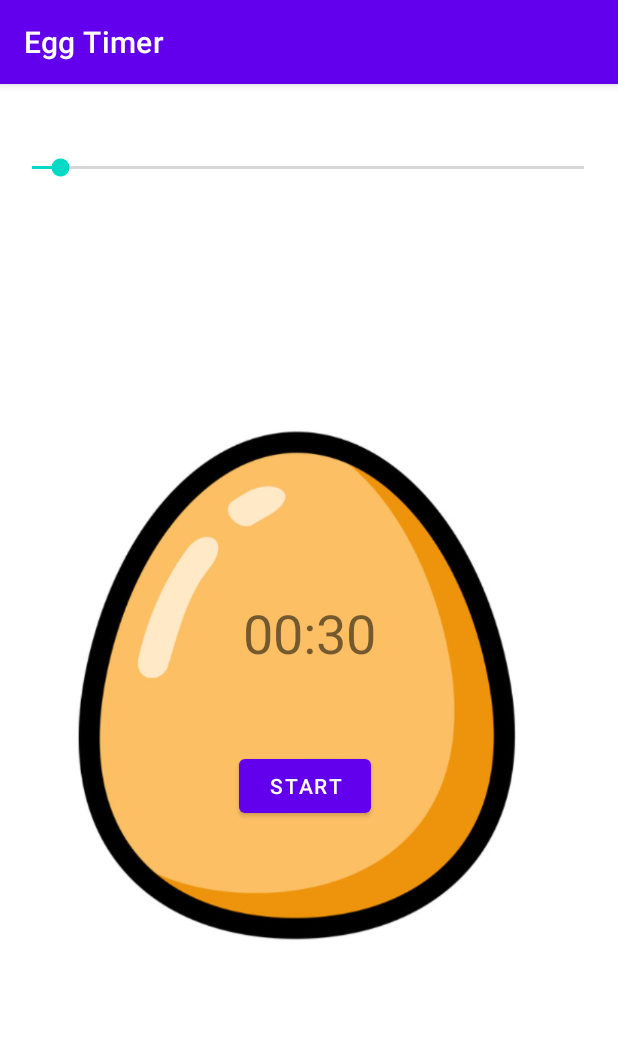
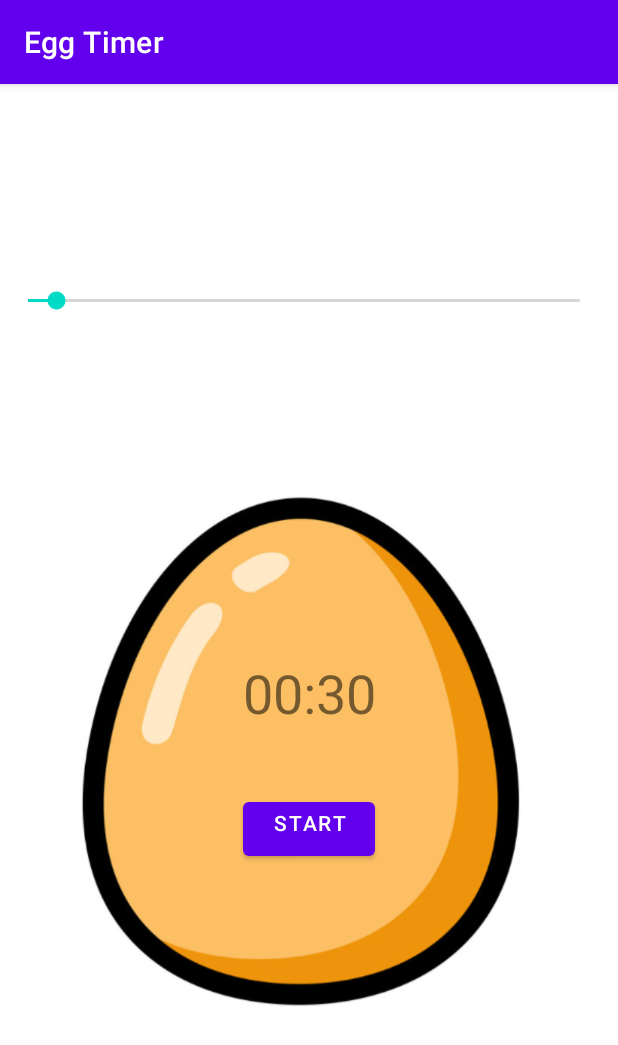
Before and after one commit to NDCHIRO/Egg-Timer, an Android app: the screen it shows after launch (MainActivity), on a phone screen of 412 x 824 dp. Shown: the top 1045 px of the screen. Run offline under Robolectric (Android 15) with nearby library versions, the phone set to English and light mode, and no system bars.

Commit message:
second commit

```diff
--- a/app/src/main/res/layout/activity_main.xml
+++ b/app/src/main/res/layout/activity_main.xml
@@ -9,31 +9,47 @@
     <ImageView
         android:id="@+id/imageView"
         android:layout_width="406dp"
-        android:layout_height="619dp"
-        android:layout_marginBottom="53dp"
+        android:layout_height="515dp"
+        android:layout_marginStart="5dp"
+        android:layout_marginLeft="5dp"
+        android:layout_marginEnd="5dp"
+        android:layout_marginRight="5dp"
         app:layout_constraintBottom_toBottomOf="parent"
+        app:layout_constraintEnd_toEndOf="parent"
+        app:layout_constraintHorizontal_bias="0.6"
         app:layout_constraintStart_toStartOf="parent"
-        app:layout_constraintTop_toBottomOf="@+id/timerSeekBar"
-        app:layout_constraintVertical_bias="0.495"
+        app:layout_constraintTop_toTopOf="parent"
+        app:layout_constraintVertical_bias="0.705"
         app:srcCompat="@drawable/egg" />
 
     <TextView
         android:id="@+id/timerTextView"
         android:layout_width="221dp"
         android:layout_height="89dp"
+        android:layout_marginTop="5dp"
+        android:layout_marginBottom="5dp"
+        android:foregroundGravity="center_horizontal"
         android:gravity="center"
         android:text="00:30"
         android:textSize="36sp"
         app:layout_constraintBottom_toBottomOf="@+id/imageView"
-        app:layout_constraintEnd_toEndOf="parent"
-        app:layout_constraintStart_toStartOf="parent"
+        app:layout_constraintEnd_toEndOf="@+id/imageView"
+        app:layout_constraintStart_toStartOf="@+id/imageView"
         app:layout_constraintTop_toTopOf="@+id/imageView"
-        app:layout_constraintVertical_bias="0.451" />
+        app:layout_constraintVertical_bias="0.428" />
 
     <Button
         android:id="@+id/timeerButton"
         android:layout_width="wrap_content"
         android:layout_height="wrap_content"
+        android:layout_marginStart="5dp"
+        android:layout_marginLeft="5dp"
+        android:layout_marginTop="5dp"
+        android:layout_marginEnd="5dp"
+        android:layout_marginRight="5dp"
+        android:layout_marginBottom="5dp"
+        android:foregroundGravity="center_horizontal"
+        android:gravity="center_horizontal"
         android:onClick="startTimer"
         android:text="start"
         app:layout_constraintBottom_toBottomOf="@+id/imageView"
@@ -47,14 +63,10 @@
         android:id="@+id/timerSeekBar"
         android:layout_width="400dp"
         android:layout_height="25dp"
-        android:layout_marginStart="5dp"
-        android:layout_marginLeft="5dp"
-        android:layout_marginEnd="5dp"
-        android:layout_marginRight="5dp"
-        app:layout_constraintBottom_toBottomOf="parent"
-        app:layout_constraintEnd_toEndOf="parent"
+        android:layout_marginBottom="536dp"
+        android:foregroundGravity="center_horizontal"
+        app:layout_constraintBottom_toBottomOf="@+id/imageView"
+        app:layout_constraintEnd_toEndOf="@+id/imageView"
         app:layout_constraintHorizontal_bias="0.0"
-        app:layout_constraintStart_toStartOf="parent"
-        app:layout_constraintTop_toTopOf="parent"
-        app:layout_constraintVertical_bias="0.058" />
+        app:layout_constraintStart_toStartOf="@+id/imageView" />
 </androidx.constraintlayout.widget.ConstraintLayout>
```
